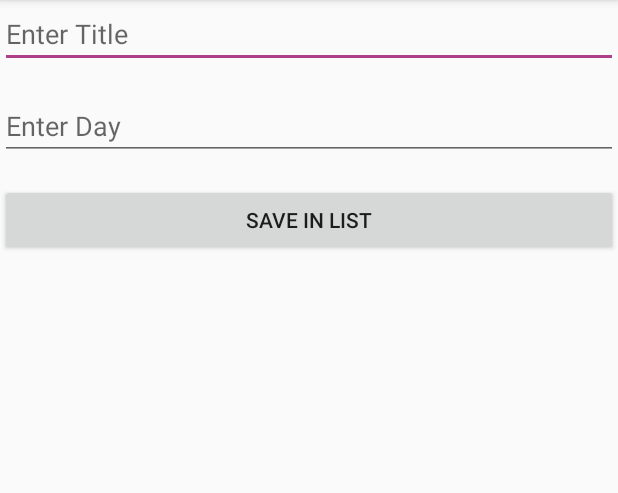
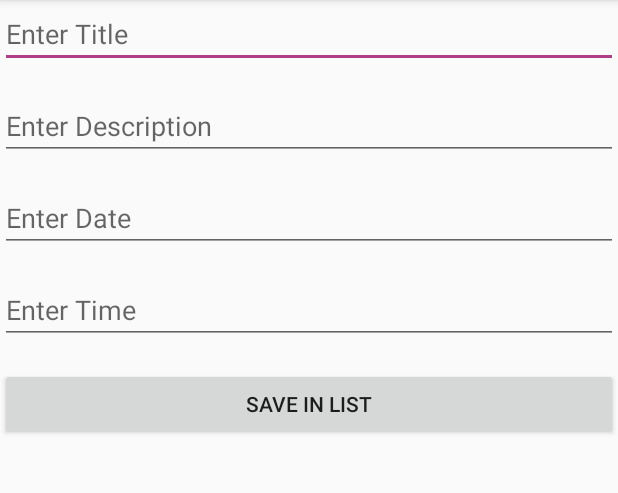
Before and after one commit to HimanshuAhuja3/TODOList, an Android app: the screen it shows after launch (AddTodoActivity), after a tap on "ADD", on a phone screen of 412 x 824 dp, the part 84-577 px from its top. Run offline under Robolectric (Android 15) with nearby library versions, the phone set to English and light mode, and no system bars.

Commit message:
DatePicker,TimePicker dialogue created

```diff
--- a/app/src/main/java/com/example/himanshuahuja/todolist/Contract.java
+++ b/app/src/main/java/com/example/himanshuahuja/todolist/Contract.java
@@ -8,6 +8,8 @@ public class Contract {
         public static final String COLUMN_NAME = "name";
         public static final String COLUMN_DAY = "day";
         public static final String COLUMN_ID = "id";
+        public static final String COLUMN_DATE= "date";
+        public static final String COLUMN_TIME = "time";
     }
 
 
--- a/app/src/main/java/com/example/himanshuahuja/todolist/todoAdapter.java
+++ b/app/src/main/java/com/example/himanshuahuja/todolist/todoAdapter.java
@@ -45,15 +45,21 @@ public class todoAdapter extends ArrayAdapter{
             output = inflater.inflate(R.layout.todorow_layout,parent,false);
             TextView nameTextView = output.findViewById(R.id.todotask);
             TextView dayview = output.findViewById(R.id.day);
+            TextView dateview=output.findViewById(R.id.datetext);
+            TextView timeview=output.findViewById(R.id.timetext);
             todoholder viewHolder = new todoholder();
             viewHolder.title =nameTextView;
             viewHolder.day =dayview ;
+            viewHolder.date=dateview;
+            viewHolder.time=timeview;
             output.setTag(viewHolder);
         }
         todoholder viewHolder = (todoholder) output.getTag();
         todo todos= items.get(position);
         viewHolder.title.setText(todos.getName());
         viewHolder.day.setText(todos.getDay() );
+        viewHolder.date.setText(todos.getDate());
+        viewHolder.time.setText(todos.getTime());
         return output;
     }
 }
--- a/app/src/main/java/com/example/himanshuahuja/todolist/todoOpenHepler.java
+++ b/app/src/main/java/com/example/himanshuahuja/todolist/todoOpenHepler.java
@@ -5,7 +5,7 @@ import android.database.sqlite.SQLiteOpenHelper;
 public class todoOpenHepler extends SQLiteOpenHelper {
 
         public static final String DATABASE_NAME = "todo_db";
-        public static final int VERSION = 1;
+        public static final int VERSION = 2;
 
 
 
@@ -28,7 +28,9 @@ public class todoOpenHepler extends SQLiteOpenHelper {
             String todosql ="CREATE TABLE " + Contract.Todo.TABLE_NAME + "("+
                     Contract.Todo.COLUMN_ID + " INTEGER PRIMARY KEY AUTOINCREMENT , " +
                     Contract.Todo.COLUMN_NAME  + " TEXT , " +
-                    Contract.Todo.COLUMN_DAY + " TEXT )";
+                    Contract.Todo.COLUMN_DAY + " TEXT , " +
+                    Contract.Todo.COLUMN_DATE + " TEXT , " +
+                    Contract.Todo.COLUMN_TIME + " TEXT ) ";
 
 
 
@@ -37,6 +39,7 @@ public class todoOpenHepler extends SQLiteOpenHelper {
 
         @Override
         public void onUpgrade(SQLiteDatabase sqLiteDatabase, int i, int i1) {
-
+          // sqLiteDatabase.execSQL("DROP TABLE IF EXISTS "+Contract.Todo.TABLE_NAME);
+          // onCreate(sqLiteDatabase);
         }
     }
--- a/app/src/main/java/com/example/himanshuahuja/todolist/todoholder.java
+++ b/app/src/main/java/com/example/himanshuahuja/todolist/todoholder.java
@@ -5,4 +5,6 @@ import android.widget.TextView;
 public class todoholder {
     TextView title;
     TextView day;
+    TextView date;
+    TextView time;
 }
--- a/app/src/main/res/layout/activity_add_todo.xml
+++ b/app/src/main/res/layout/activity_add_todo.xml
@@ -18,8 +18,27 @@
         android:layout_width="match_parent"
         android:layout_height="wrap_content"
         android:layout_marginTop="16dp"
-        android:hint="Enter Day"
-         />
+        android:hint="Enter Description" />
+
+    <EditText
+        android:id="@+id/addtododateEditText"
+        android:layout_width="match_parent"
+        android:layout_height="wrap_content"
+        android:layout_marginTop="16dp"
+        android:ems="10"
+        android:hint="Enter Date"
+        android:focusable="false"
+        android:inputType="date" />
+
+    <EditText
+        android:id="@+id/addtodoTimeEditText"
+        android:layout_width="match_parent"
+        android:layout_height="wrap_content"
+        android:layout_marginTop="16dp"
+        android:ems="10"
+        android:hint="Enter Time"
+        android:focusable="false"
+        android:inputType="time" />
 
     <Button
         android:onClick="save"
--- a/app/src/main/res/values/colors.xml
+++ b/app/src/main/res/values/colors.xml
@@ -1,6 +1,6 @@
 <?xml version="1.0" encoding="utf-8"?>
 <resources>
     <color name="colorPrimary">#3F51B5</color>
-    <color name="colorPrimaryDark">#303F9F</color>
+    <color name="colorPrimaryDark">#242e6e</color>
     <color name="colorAccent">#c7990a69</color>
 </resources>
```
Also changed, not shown: app/src/main/java/com/example/himanshuahuja/todolist/AddTodoActivity.java (+80 -5 lines), app/src/main/java/com/example/himanshuahuja/todolist/MainActivity.java (+26 -6 lines), app/src/main/java/com/example/himanshuahuja/todolist/todo.java (+29 -7 lines), app/src/main/res/layout/input_box.xml (+28 -20 lines), app/src/main/res/layout/todorow_layout.xml (+17 -1 lines).
